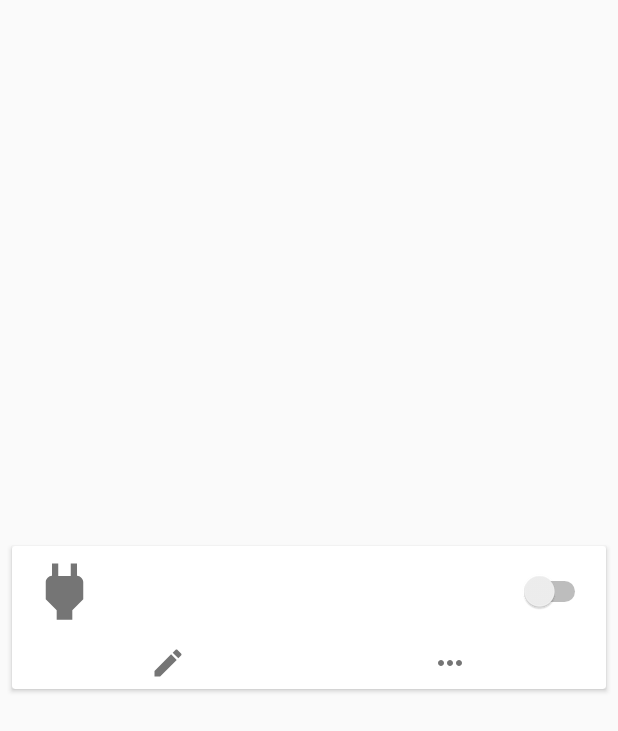
After one commit to topjohnwu/MakeNTU-2017, an Android app: the layout item_device.xml on its own in the app's theme, with its tools: preview values and no code run, on a phone screen of 412 x 824 dp. The commit adds this screen. Shown: the top 731 px of the screen. Run offline under Robolectric (Android 15) with nearby library versions, the phone set to English and light mode, and no system bars.

Commit message:
Finish fundamental features

```diff
--- a/PlugMote/app/build.gradle
+++ b/PlugMote/app/build.gradle
@@ -21,7 +21,8 @@ android {
 
 dependencies {
     compile fileTree(dir: 'libs', include: ['*.jar'])
+    compile 'com.android.support:recyclerview-v7:25.2.0'
+    compile 'com.android.support:cardview-v7:25.2.0'
     compile 'com.android.support:appcompat-v7:25.2.0'
-    compile 'com.android.support.constraint:constraint-layout:1.0.0'
-    testCompile 'junit:junit:4.12'
+    compile 'com.google.code.gson:gson:2.8.0'
 }
--- a/PlugMote/app/src/main/AndroidManifest.xml
+++ b/PlugMote/app/src/main/AndroidManifest.xml
@@ -1,6 +1,8 @@
 <?xml version="1.0" encoding="utf-8"?>
 <manifest xmlns:android="http://schemas.android.com/apk/res/android"
     package="com.topjohnwu.plugmote">
+
+    <uses-permission android:name="android.permission.INTERNET" />
 
     <application
         android:allowBackup="true"
--- /dev/null
+++ b/PlugMote/app/src/main/res/drawable/ic_edit.xml
@@ -0,0 +1,9 @@
+<vector xmlns:android="http://schemas.android.com/apk/res/android"
+        android:width="24dp"
+        android:height="24dp"
+        android:viewportWidth="24.0"
+        android:viewportHeight="24.0">
+    <path
+        android:fillColor="#FF000000"
+        android:pathData="M3,17.25V21h3.75L17.81,9.94l-3.75,-3.75L3,17.25zM20.71,7.04c0.39,-0.39 0.39,-1.02 0,-1.41l-2.34,-2.34c-0.39,-0.39 -1.02,-0.39 -1.41,0l-1.83,1.83 3.75,3.75 1.83,-1.83z"/>
+</vector>
--- /dev/null
+++ b/PlugMote/app/src/main/res/drawable/ic_more.xml
@@ -0,0 +1,9 @@
+<vector xmlns:android="http://schemas.android.com/apk/res/android"
+        android:width="24dp"
+        android:height="24dp"
+        android:viewportWidth="24.0"
+        android:viewportHeight="24.0">
+    <path
+        android:fillColor="#FF000000"
+        android:pathData="M6,10c-1.1,0 -2,0.9 -2,2s0.9,2 2,2 2,-0.9 2,-2 -0.9,-2 -2,-2zM18,10c-1.1,0 -2,0.9 -2,2s0.9,2 2,2 2,-0.9 2,-2 -0.9,-2 -2,-2zM12,10c-1.1,0 -2,0.9 -2,2s0.9,2 2,2 2,-0.9 2,-2 -0.9,-2 -2,-2z"/>
+</vector>
--- /dev/null
+++ b/PlugMote/app/src/main/res/drawable/ic_power.xml
@@ -0,0 +1,9 @@
+<vector xmlns:android="http://schemas.android.com/apk/res/android"
+        android:width="24dp"
+        android:height="24dp"
+        android:viewportWidth="24.0"
+        android:viewportHeight="24.0">
+    <path
+        android:fillColor="#FF000000"
+        android:pathData="M16.01,7L16,3h-2v4h-4V3H8v4h-0.01C7,6.99 6,7.99 6,8.99v5.49L9.5,18v3h5v-3l3.5,-3.51v-5.5c0,-1 -1,-2 -1.99,-1.99z"/>
+</vector>
--- /dev/null
+++ b/PlugMote/app/src/main/res/layout/item_device.xml
@@ -0,0 +1,119 @@
+<?xml version="1.0" encoding="utf-8"?>
+<android.support.v7.widget.CardView
+    xmlns:android="http://schemas.android.com/apk/res/android"
+    xmlns:card_view="http://schemas.android.com/apk/res-auto"
+    android:layout_width="match_parent"
+    android:layout_height="wrap_content"
+    android:layout_gravity="center"
+    android:layout_marginBottom="3dp"
+    android:layout_marginEnd="8dp"
+    android:layout_marginStart="8dp"
+    android:layout_marginTop="3dp"
+    android:minHeight="?android:attr/listPreferredItemHeight"
+    card_view:cardCornerRadius="2dp"
+    card_view:cardElevation="2dp">
+
+    <LinearLayout
+        android:orientation="vertical"
+        android:layout_width="match_parent"
+        android:layout_height="wrap_content">
+
+        <LinearLayout
+            android:orientation="horizontal"
+            android:layout_width="match_parent"
+            android:layout_height="wrap_content"
+            android:id="@+id/info_layout"
+            android:paddingStart="10dp"
+            android:paddingEnd="10dp"
+            android:paddingTop="5dp"
+            android:paddingBottom="5dp">
+
+            <ImageView
+                android:id="@+id/app_icon"
+                android:layout_width="50dp"
+                android:layout_height="50dp"
+                android:layout_gravity="center_vertical"
+                android:src="@drawable/ic_power"
+                android:tint="@color/icon_grey"
+                android:gravity="end" />
+
+            <LinearLayout
+                android:orientation="vertical"
+                android:layout_width="0dp"
+                android:layout_height="wrap_content"
+                android:layout_weight="1"
+                android:layout_gravity="center_vertical"
+                android:layout_marginStart="5dp"
+                android:layout_marginEnd="5dp">
+
+                <TextView
+                    android:id="@+id/device_name"
+                    android:layout_width="match_parent"
+                    android:layout_height="wrap_content"
+                    android:maxLines="1"
+                    android:ellipsize="end"
+                    android:textAppearance="?android:attr/textAppearanceMedium"
+                    android:textColor="?android:attr/textColorPrimary"
+                    android:textIsSelectable="false"/>
+
+                <TextView
+                    android:id="@+id/mac_addr"
+                    android:layout_width="match_parent"
+                    android:layout_height="wrap_content"
+                    android:maxLines="1"
+                    android:ellipsize="end"
+                    android:textAppearance="?android:attr/textAppearanceSmall"
+                    android:textColor="@android:color/tertiary_text_dark"
+                    android:textIsSelectable="false" />
+
+            </LinearLayout>
+
+            <Switch
+                android:layout_width="wrap_content"
+                android:layout_height="wrap_content"
+                android:id="@+id/master_switch"
+                android:layout_weight="0"
+                android:checked="false"
+                android:layout_gravity="center_vertical"
+                android:gravity="center_vertical" />
+
+        </LinearLayout>
+
+        <LinearLayout
+            android:id="@+id/expand_layout"
+            android:layout_width="match_parent"
+            android:layout_height="wrap_content"
+            android:layout_gravity="center_horizontal"
+            android:orientation="horizontal"
+            android:layout_marginTop="5dp"
+            android:layout_marginBottom="5dp"
+            android:paddingStart="10dp"
+            android:paddingEnd="10dp">
+
+            <ImageView
+                android:id="@+id/edit"
+                android:layout_width="wrap_content"
+                android:layout_height="wrap_content"
+                android:layout_weight="1"
+                android:background="?android:attr/selectableItemBackground"
+                android:src="@drawable/ic_edit"
+                android:tint="@color/icon_grey"
+                android:layout_gravity="center" />
+
+            <ImageView
+                android:id="@+id/more_info"
+                android:layout_width="wrap_content"
+                android:layout_height="wrap_content"
+                android:layout_weight="1"
+                android:background="?android:attr/selectableItemBackground"
+                android:src="@drawable/ic_more"
+                android:tint="@color/icon_grey"
+                android:layout_gravity="center" />
+
+        </LinearLayout>
+
+
+    </LinearLayout>
+
+
+</android.support.v7.widget.CardView>
--- a/PlugMote/app/src/main/res/values/colors.xml
+++ b/PlugMote/app/src/main/res/values/colors.xml
@@ -3,4 +3,5 @@
     <color name="colorPrimary">#3F51B5</color>
     <color name="colorPrimaryDark">#303F9F</color>
     <color name="colorAccent">#FF4081</color>
+    <color name="icon_grey">#757575</color>
 </resources>
--- a/PlugMote/app/src/main/res/values/strings.xml
+++ b/PlugMote/app/src/main/res/values/strings.xml
@@ -1,3 +1,8 @@
 <resources>
     <string name="app_name">PlugMote</string>
+    <string name="no_devices_found">No Devices Found!</string>
+    <string name="unknown_device">Unknown Device %1$d</string>
+    <string name="edit_name">Edit Name</string>
+    <string name="done">Done</string>
+    <string name="cancel">Cancel</string>
 </resources>
```
Also changed, not shown: PlugMote/app/src/main/java/com/topjohnwu/plugmote/DeviceAdapter.java (added, +222 -0 lines), PlugMote/app/src/main/java/com/topjohnwu/plugmote/MainActivity.java (+27 -0 lines), PlugMote/app/src/main/java/com/topjohnwu/plugmote/WebService.java (added, +128 -0 lines), PlugMote/app/src/main/java/com/topjohnwu/plugmote/WebUtils.java (added, +31 -0 lines), PlugMote/app/src/main/res/layout/activity_main.xml (+17 -7 lines), PlugMote/app/src/main/res/layout/edit_text.xml (added, +17 -0 lines).
